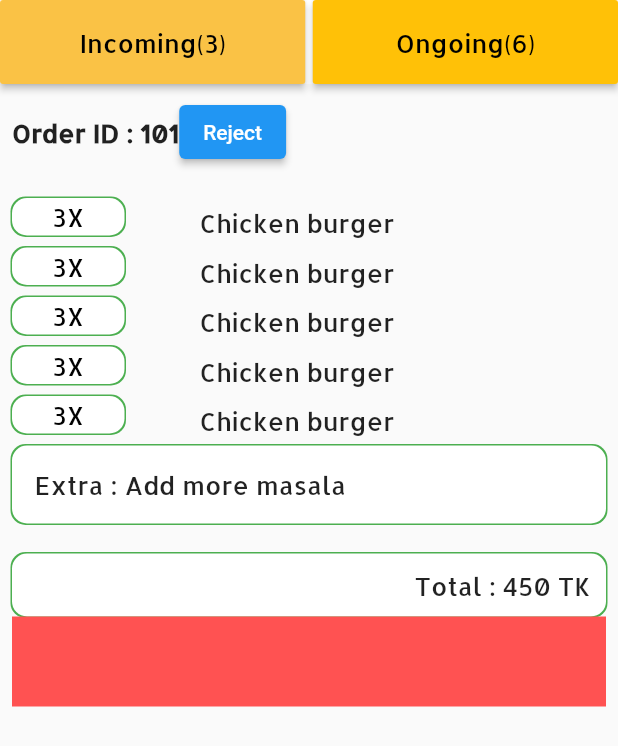
After one commit to Tanvirul-swe/Anun-partner, a Flutter app: the AllOrder screen opened directly, on a phone screen of 412 x 824 dp. The commit adds this screen. Shown: the top 746 px of the screen. Run offline on Flutter 3.47's test engine with Material 2 defaults, Android fonts, the phone set to English and light mode, and no system bars; our stand-ins replace flutter_switch.

Commit message:
add new screen

```diff
--- /dev/null
+++ b/lib/screen/all_order.dart
@@ -0,0 +1,185 @@
+import 'package:anun_partner/Constant/custom_color.dart';
+import 'package:flutter/material.dart';
+
+class AllOrder extends StatelessWidget {
+  const AllOrder({Key? key}) : super(key: key);
+
+  @override
+  Widget build(BuildContext context) {
+    return Scaffold(
+      appBar: AppBar(
+        backgroundColor: Colors.white,
+        elevation: 0,
+        automaticallyImplyLeading: false,
+        flexibleSpace: SafeArea(
+            child: Center(
+          child: Expanded(
+            child: Row(
+              mainAxisAlignment: MainAxisAlignment.center,
+              crossAxisAlignment: CrossAxisAlignment.center,
+              children: [
+                Expanded(
+                  child: MaterialButton(
+                    height: double.infinity,
+                    minWidth: double.infinity,
+                    color: green,
+                    textColor: black,
+                    child: const Text(
+                      "Incoming(3)",
+                      style: TextStyle(
+                        fontFamily: "Allerta",
+                        fontSize: 17,
+                      ),
+                    ),
+                    onPressed: () => {},
+                    splashColor: read,
+                  ),
+                ),
+                SizedBox(
+                  width: 5,
+                ),
+                Expanded(
+                  child: MaterialButton(
+                    height: double.infinity,
+                    minWidth: double.infinity,
+                    color: Colors.amber,
+                    textColor: black,
+                    child: const Text(
+                      "Ongoing(6)",
+                      style: TextStyle(
+                        fontFamily: "Allerta",
+                        fontSize: 17,
+                      ),
+                    ),
+                    onPressed: () => {},
+                    splashColor: read,
+                  ),
+                ),
+              ],
+            ),
+          ),
+        )),
+      ),
+      body: SingleChildScrollView(
+        physics: const ScrollPhysics(),
+        child: Padding(
+          padding: const EdgeInsets.all(8.0),
+          child: Column(
+            crossAxisAlignment: CrossAxisAlignment.start,
+            children: [
+              Row(
+                children: [
+                  Text(
+                    'Order ID : 101',
+                    style: TextStyle(
+                      fontFamily: 'Allerta',
+                      fontSize: 17,
+                      fontWeight: FontWeight.bold,
+                    ),
+                  ),
+                  ElevatedButton(onPressed: () {}, child: Text('Reject')),
+                ],
+              ),
+              SizedBox(
+                height: 20,
+              ),
+              Container(
+                width: double.infinity,
+                child: ListView.builder(
+                    physics: NeverScrollableScrollPhysics(),
+                    shrinkWrap: true,
+                    itemCount: 5,
+                    itemBuilder: (BuildContext context, int index) {
+                      return Row(
+                        children: [
+                          Padding(
+                            padding: EdgeInsets.only(bottom: 8),
+                            child: Container(
+                              height: 25,
+                              width: 75,
+                              child: Center(
+                                child: Text(
+                                  '3X',
+                                  style: TextStyle(
+                                      fontFamily: 'Allerta',
+                                      color: Colors.black,
+                                      fontSize: 17),
+                                ),
+                              ),
+                              decoration: BoxDecoration(
+                                borderRadius: BorderRadius.circular(10),
+                                color: Colors.white,
+                                boxShadow: [
+                                  BoxShadow(
+                                      color: Colors.green, spreadRadius: 1),
+                                ],
+                              ),
+                            ),
+                          ),
+                          SizedBox(
+                            width: 50,
+                          ),
+                          Text(
+                            'Chicken burger',
+                            style: TextStyle(
+                              fontFamily: 'Allerta',
+                              fontSize: 17,
+                            ),
+                          ),
+                        ],
+                      );
+                    }),
+              ),
+              Container(
+                width: double.infinity,
+                padding: EdgeInsets.all(15),
+                child: Text(
+                  'Extra : Add more masala',
+                  style: TextStyle(
+                    fontFamily: 'Allerta',
+                    fontSize: 17,
+                  ),
+                ),
+                decoration: BoxDecoration(
+                  borderRadius: BorderRadius.circular(10),
+                  color: Colors.white,
+                  boxShadow: [
+                    BoxShadow(color: Colors.green, spreadRadius: 1),
+                  ],
+                ),
+              ),
+              SizedBox(
+                height: 20,
+              ),
+              Container(
+                width: double.infinity,
+                padding: EdgeInsets.all(10),
+                child: Align(
+                  alignment: Alignment.topRight,
+                  child: Text(
+                    'Total : 450 TK',
+                    style: TextStyle(
+                      fontFamily: 'Allerta',
+                      fontSize: 17,
+                    ),
+                  ),
+                ),
+                decoration: BoxDecoration(
+                  borderRadius: BorderRadius.circular(10),
+                  color: Colors.white,
+                  boxShadow: [
+                    BoxShadow(color: Colors.green, spreadRadius: 1),
+                  ],
+                ),
+              ),
+              Container(
+                height: 60,
+                color: Colors.redAccent,
+              ),
+            ],
+          ),
+        ),
+      ),
+    );
+  }
+}
--- a/lib/screen/home_screen.dart
+++ b/lib/screen/home_screen.dart
@@ -1,5 +1,6 @@
 import 'package:anun_partner/Constant/custom_color.dart';
 import 'package:anun_partner/Constant/reusable_textfield.dart';
+import 'package:anun_partner/screen/all_order.dart';
 import 'package:flutter/cupertino.dart';
 import 'package:flutter/material.dart';
 import 'package:flutter_switch/flutter_switch.dart';
@@ -16,16 +17,16 @@ class _HomeState extends State<Home> {
   @override
   Widget build(BuildContext context) {
     return Scaffold(
-      body: Column(
-          children:[
+      body: Column(children: [
         Expanded(
             child: InkWell(
-              onTap: (){
-                print('Clicked');
+          onTap: () {
+            Navigator.push(context,
+                MaterialPageRoute(builder: (context) => const AllOrder()));
           },
           child: Container(
             width: double.infinity,
-          decoration: BoxDecoration(
+            decoration: const BoxDecoration(
                 gradient: LinearGradient(
                     begin: Alignment.topRight,
                     end: Alignment.bottomLeft,
@@ -37,10 +38,10 @@ class _HomeState extends State<Home> {
                   'New Order Alart',
                   style: Ktextstyle.copyWith(color: Colors.green),
                 ),
-                SizedBox(
+                const SizedBox(
                   height: 20,
                 ),
-                Text(
+                const Text(
                   'You have new order tap screen anywhere',
                   style: TextStyle(
                     fontFamily: 'Allerta',
```
Also changed, not shown: pubspec.lock. Lines whose indentation alone changed are shown as unchanged.
